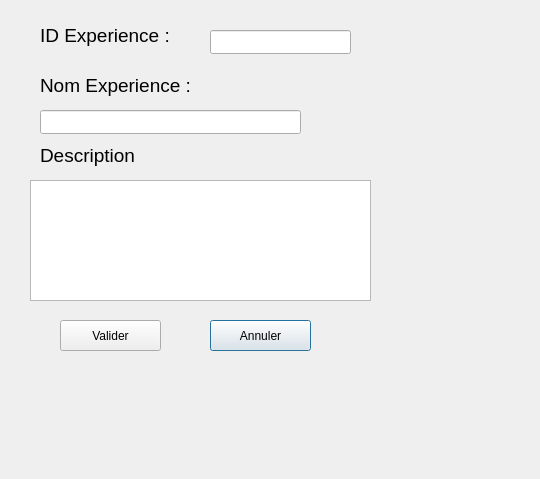
Above: ficheepreience.ui from ProjetCPP-S2-2A15/projetcpp2a15-vaccicare before the change. Below: the same form after it.
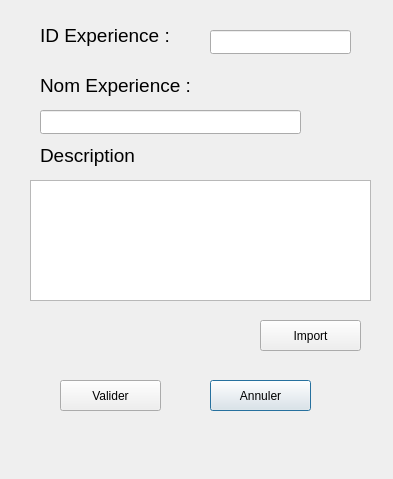
That is the form after the change.

Diff of the .ui file:
```diff
--- a/ficheepreience.ui
+++ b/ficheepreience.ui
@@ -6,7 +6,7 @@
    <rect>
     <x>0</x>
     <y>0</y>
-    <width>540</width>
+    <width>393</width>
     <height>479</height>
    </rect>
   </property>
@@ -17,7 +17,7 @@
    <property name="geometry">
     <rect>
      <x>210</x>
-     <y>320</y>
+     <y>380</y>
      <width>101</width>
      <height>31</height>
     </rect>
@@ -30,7 +30,7 @@
    <property name="geometry">
     <rect>
      <x>60</x>
-     <y>320</y>
+     <y>380</y>
      <width>101</width>
      <height>31</height>
     </rect>
@@ -123,6 +123,19 @@
     </rect>
    </property>
   </widget>
+  <widget class="QPushButton" name="ButtonImport">
+   <property name="geometry">
+    <rect>
+     <x>260</x>
+     <y>320</y>
+     <width>101</width>
+     <height>31</height>
+    </rect>
+   </property>
+   <property name="text">
+    <string>Import</string>
+   </property>
+  </widget>
  </widget>
  <resources/>
  <connections/>
```
